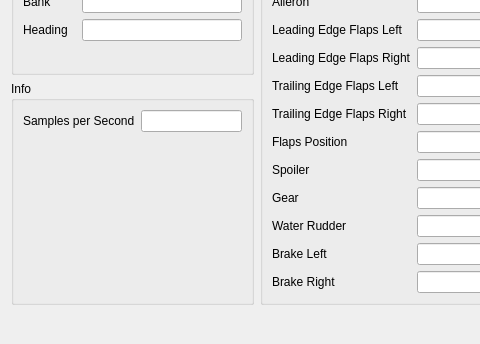
This is src/UserInterface/src/Dialogs/SimulationVariablesDialog.ui in till213/SkyDolly as Qt 5 draws it before an edit; both pictures show x 0 to 480 and y 284 to 628 of the 774 by 628 pixel window. The edited form follows.
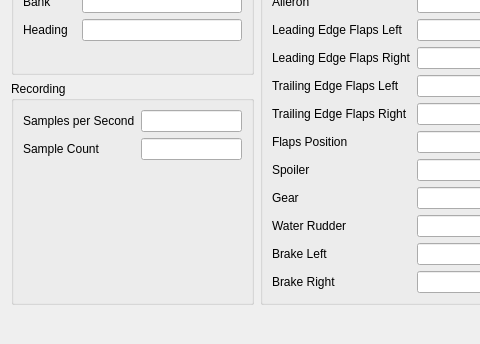
This is the edited form.

Commit message: Use a high precision timer in order to increase sample accuracy

Patch:
```diff
--- a/src/UserInterface/src/Dialogs/SimulationVariablesDialog.ui
+++ b/src/UserInterface/src/Dialogs/SimulationVariablesDialog.ui
@@ -705,7 +705,7 @@
    <item row="3" column="0">
     <widget class="QGroupBox" name="groupBox_2">
      <property name="title">
-      <string>Info</string>
+      <string>Recording</string>
      </property>
      <layout class="QFormLayout" name="formLayout_3">
       <item row="0" column="0">
@@ -722,6 +722,20 @@
         </property>
        </widget>
       </item>
+      <item row="1" column="0">
+       <widget class="QLabel" name="label_56">
+        <property name="text">
+         <string>Sample Count</string>
+        </property>
+       </widget>
+      </item>
+      <item row="1" column="1">
+       <widget class="QLineEdit" name="sampleCountLineEdit">
+        <property name="readOnly">
+         <bool>true</bool>
+        </property>
+       </widget>
+      </item>
      </layout>
     </widget>
    </item>
```
The commit also changes 5 other files.
